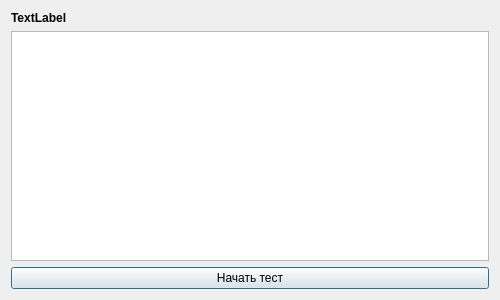
First picture: the form in QTestSuite_user/TestSelectWindow.ui, repository klimenkoAnna/QTestSuite, before the edit.
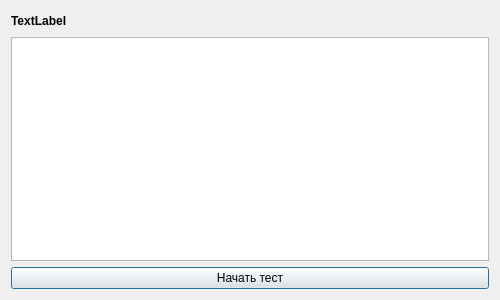
Second picture: the form after the edit.

```diff
--- a/QTestSuite_user/TestSelectWindow.ui
+++ b/QTestSuite_user/TestSelectWindow.ui
@@ -17,6 +17,8 @@
    <item row="0" column="0">
     <layout class="QVBoxLayout" name="verticalLayout">
      <item>
+      <layout class="QHBoxLayout" name="horizontalLayout">
+       <item>
       <widget class="QLabel" name="label">
        <property name="font">
         <font>
@@ -28,6 +30,21 @@
         <string>TextLabel</string>
        </property>
       </widget>
+       </item>
+       <item>
+        <spacer name="horizontalSpacer">
+         <property name="orientation">
+          <enum>Qt::Horizontal</enum>
+         </property>
+         <property name="sizeHint" stdset="0">
+          <size>
+           <width>40</width>
+           <height>20</height>
+          </size>
+         </property>
+        </spacer>
+       </item>
+      </layout>
      </item>
      <item>
       <widget class="QListWidget" name="listWidget"/>
```
Lines whose indentation alone changed are shown as unchanged.
